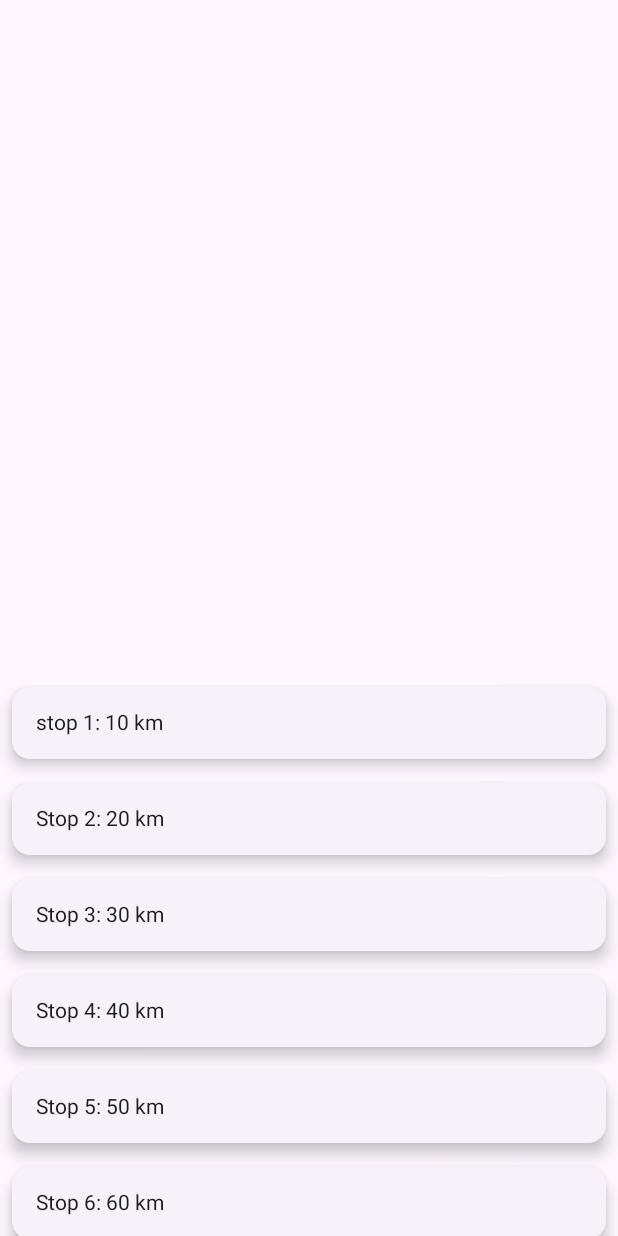
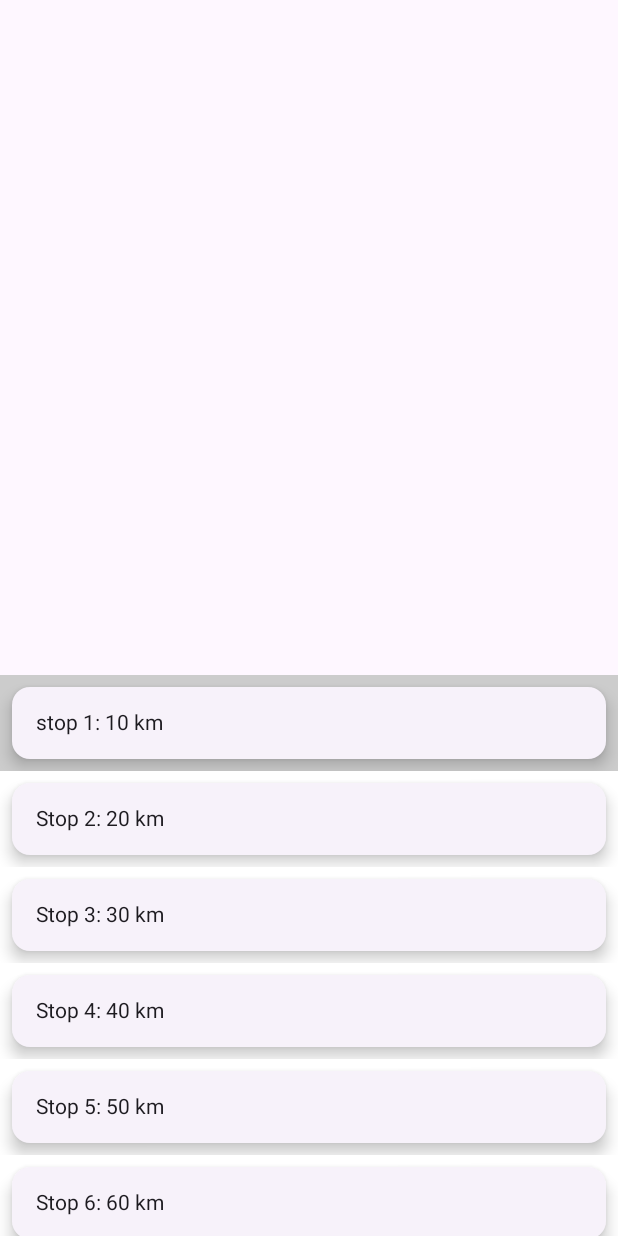
Before and after one commit to denma98/Distance-Tracker-App, an Android app built with Jetpack Compose: the composable NormalList shown on its own in the app's theme, on a phone screen of 412 x 824 dp. Run offline under Robolectric (Android 15) with nearby library versions, the phone set to English and light mode, and no system bars.

Commit message:
till list and all. need distance and miles/km

```diff
--- a/app/src/main/java/com/example/calc/MainActivity.kt
+++ b/app/src/main/java/com/example/calc/MainActivity.kt
@@ -10,24 +10,30 @@ import androidx.compose.foundation.layout.Column
 import androidx.compose.foundation.layout.Spacer
 import androidx.compose.foundation.layout.fillMaxWidth
 import androidx.compose.foundation.layout.height
+import androidx.compose.foundation.layout.offset
 import androidx.compose.foundation.layout.padding
 import androidx.compose.foundation.lazy.LazyColumn
 import androidx.compose.foundation.lazy.itemsIndexed
+import androidx.compose.foundation.lazy.rememberLazyListState
 import androidx.compose.foundation.rememberScrollState
 import androidx.compose.foundation.verticalScroll
-import androidx.compose.material3.Button
 import androidx.compose.material3.CardDefaults
 import androidx.compose.material3.ElevatedCard
 import androidx.compose.material3.MaterialTheme
 import androidx.compose.material3.Text
 import androidx.compose.runtime.Composable
+import androidx.compose.runtime.LaunchedEffect
 import androidx.compose.runtime.MutableState
 import androidx.compose.runtime.mutableIntStateOf
 import androidx.compose.runtime.mutableStateOf
 import androidx.compose.runtime.remember
 import androidx.compose.ui.Modifier
 import androidx.compose.ui.graphics.Color
+import androidx.compose.ui.layout.onGloballyPositioned
+import androidx.compose.ui.layout.positionInParent
 import androidx.compose.ui.platform.ComposeView
+import androidx.compose.ui.platform.LocalDensity
+import androidx.compose.ui.unit.Density
 import androidx.compose.ui.unit.dp
 
 data class Stop(val name: String, val distance: Int)
@@ -38,7 +44,7 @@ class MainActivity : AppCompatActivity() {
         super.onCreate(savedInstanceState)
         setContentView(R.layout.activity_main)
 
-        val mySwitch = findViewById<Switch>(R.id.switch2)
+        val mySwitch = findViewById<Switch>(R.id.switch3)
         val composeView = findViewById<ComposeView>(R.id.compose_view)
 
         val nextButton = findViewById<Button>(R.id.button10)
@@ -54,21 +60,26 @@ class MainActivity : AppCompatActivity() {
 @Composable
 fun MyApp(isChecked: Boolean, nextButton: Button) {
     // This state holds the index of the currently selected item
-    val selectedItemIndex = remember { mutableStateOf(0) }
+    val selectedItemIndex = remember { mutableIntStateOf(0) }
+
+    val density = LocalDensity.current
 
     MaterialTheme {
+//        NormalList(selectedItemIndex)
         if (isChecked) {
             LazyList(selectedItemIndex)
         } else {
-            NormalList()
+            NormalList(selectedItemIndex)
         }
     }
 
     // When the button is pressed, increment selectedItemIndex
     nextButton.setOnClickListener {
-        selectedItemIndex.value = (selectedItemIndex.value + 1) % 10
+        selectedItemIndex.intValue = (selectedItemIndex.intValue + 1) % 10
+
     }
 }
+
 
 @Composable
 fun LazyList(selectedItemIndex: MutableState<Int>) {
@@ -85,13 +96,15 @@ fun LazyList(selectedItemIndex: MutableState<Int>) {
         Stop("Stop 10", 100)
     )
 
+    val listState = rememberLazyListState()
+
     BoxWithConstraints {
         val screenHeight = constraints.maxHeight
         val halfScreenHeight = 350.dp
         Column {
             Spacer(modifier = Modifier.height(halfScreenHeight + 100.dp)) // Add 70.dp to the halfScreenHeight
 
-            LazyColumn(Modifier.height(halfScreenHeight)) { // This will take up the other half of the screen
+            LazyColumn(state = listState, modifier = Modifier.height(halfScreenHeight)) { // This will take up the other half of the screen
                 itemsIndexed(stops) { index, stop ->
                     // If this item is the selected item, highlight it
                     val color = if (index == selectedItemIndex.value) Color.LightGray else Color.White
@@ -111,12 +124,16 @@ fun LazyList(selectedItemIndex: MutableState<Int>) {
                     }
                 }
             }
+
+            LaunchedEffect(selectedItemIndex.value) {
+                listState.animateScrollToItem(selectedItemIndex.value)
+            }
         }
     }
 }
 
 @Composable
-fun NormalList() {
+fun NormalList(selectedItemIndex: MutableState<Int>) {
     val stops = listOf(
         Stop("stop 1", 10),
         Stop("Stop 2", 20),
@@ -129,36 +146,37 @@ fun NormalList() {
         Stop("Stop 9", 90),
         Stop("Stop 10", 100)
     )
+
+    val scrollState = rememberScrollState()
+
     BoxWithConstraints {
+        val screenHeight = constraints.maxHeight/2
+        val halfScreenHeight = 350.dp
 
-        val screenHeight = constraints.maxHeight
-        val halfScreenHeight = 350.dp
-        val scrollState = rememberScrollState()
-        Column {
-            Spacer(modifier = Modifier.height(halfScreenHeight + 100.dp)) // Add 70.dp to the halfScreenHeight
-
-            Column(
-                modifier = Modifier
-//                    .height(halfScreenHeight + 100.dp) // Add 70.dp to the halfScreenHeight
-                    .verticalScroll(scrollState)
-            ) { // This will take up the other half of the screen
-                stops.forEach { stop ->
-                    ElevatedCard(
-                        elevation = CardDefaults.cardElevation(
-                            defaultElevation = 6.dp
-                        ),
-                        modifier = Modifier
-                            .padding(8.dp)
-                            .fillMaxWidth()
-                    ) {
-                        Text(
-                            text = "${stop.name}: ${stop.distance} km",
-                            modifier = Modifier.padding(16.dp)
-                        )
-                    }
+        Column(
+            modifier = Modifier
+                .fillMaxWidth()
+                .verticalScroll(rememberScrollState())
+        ) {
+            Spacer(modifier = Modifier.height(halfScreenHeight + 100.dp))
+            stops.forEachIndexed { index, stop ->
+                // If this item is the selected item, highlight it
+                val color = if (index == selectedItemIndex.value) Color.LightGray else Color.White
+                ElevatedCard(
+                    elevation = CardDefaults.cardElevation(
+                        defaultElevation = 6.dp
+                    ),
+                    modifier = Modifier
+                        .background(color)
+                        .padding(8.dp)
+                        .fillMaxWidth()
+                ) {
+                    Text(
+                        text = "${stop.name}: ${stop.distance} km",
+                        modifier = Modifier.padding(16.dp)
+                    )
                 }
             }
-//            Spacer(modifier = Modifier.height(70.dp)) // Add a Spacer at the end to leave space for a button
         }
     }
 }
```
Also changed, not shown: app/src/main/res/layout/activity_main.xml (+38 -20 lines).
